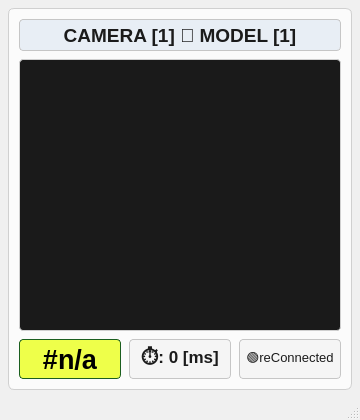
First picture: the form in module_3/child_interface.ui, repository hodat2608/internal.project, before the edit.
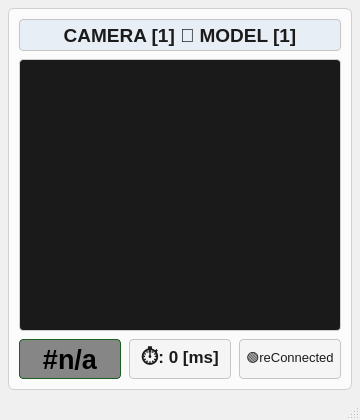
Second picture: the form after the edit.

```diff
--- a/module_3/child_interface.ui
+++ b/module_3/child_interface.ui
@@ -153,7 +153,7 @@
             </font>
            </property>
            <property name="styleSheet">
-            <string notr="true">QLabel { background-color:#EEFF4A; color:black; border:1px solid #1b5e20; border-radius:4px; }</string>
+            <string notr="true">QLabel { background-color:#868686; color:black; border:1px solid #1b5e20; border-radius:4px; }</string>
            </property>
            <property name="frameShape">
             <enum>QFrame::Panel</enum>
```
